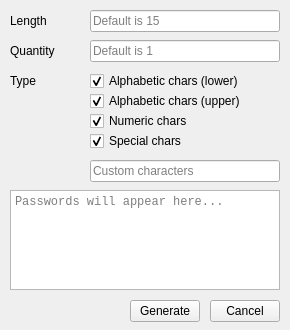
This is newpassword.ui in cixtor/quickpass as Qt 5 draws it before an edit. The edited form follows.
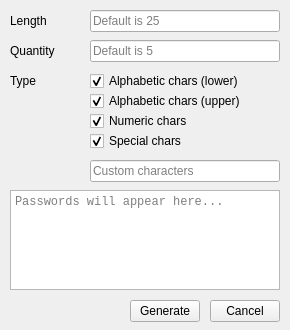
This is the edited form.

Diff of the .ui file:
```diff
--- a/newpassword.ui
+++ b/newpassword.ui
@@ -48,7 +48,7 @@
     </rect>
    </property>
    <property name="placeholderText">
-    <string>Default is 15</string>
+    <string>Default is 25</string>
    </property>
   </widget>
   <widget class="QLabel" name="quantityLabel">
@@ -74,7 +74,7 @@
     </rect>
    </property>
    <property name="placeholderText">
-    <string>Default is 1</string>
+    <string>Default is 5</string>
    </property>
   </widget>
   <widget class="QLabel" name="typeLabel">
```
